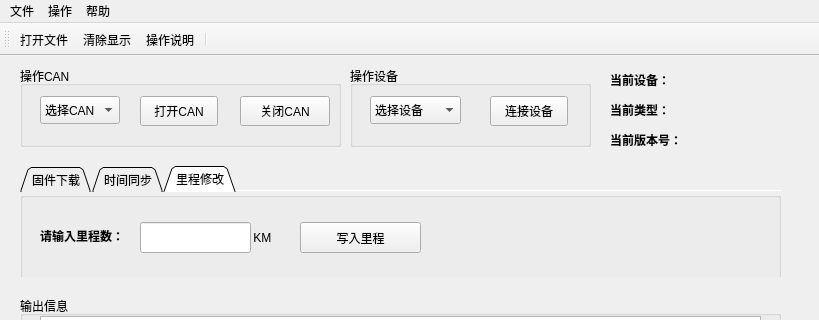
Old version of the form source/mainwindow.ui in the repository pengnianchun/S12-BT-QT; both pictures show x 0 to 819 and y 0 to 320 of the 819 by 530 pixel window.
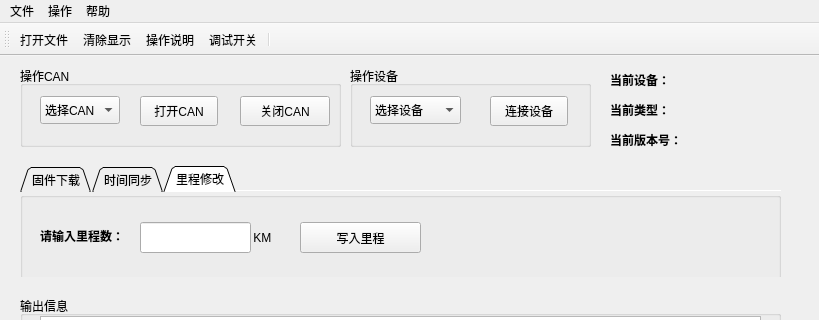
New version of the form. Icons and pictures are not drawn.

Commit message: add debug switch icon

The edit to the form file:
```diff
--- a/source/mainwindow.ui
+++ b/source/mainwindow.ui
@@ -636,6 +636,7 @@
    <addaction name="openFirmwareFileAction"/>
    <addaction name="clearDisplayAction"/>
    <addaction name="actionHelper"/>
+   <addaction name="debugModeAction"/>
    <addaction name="separator"/>
   </widget>
   <widget class="QStatusBar" name="statusBar"/>
@@ -693,6 +694,15 @@
     <string>操作说明</string>
    </property>
   </action>
+  <action name="debugModeAction">
+   <property name="icon">
+    <iconset resource="image.qrc">
+     <normaloff>:/images/unchecked.png</normaloff>:/images/unchecked.png</iconset>
+   </property>
+   <property name="text">
+    <string>调试开关</string>
+   </property>
+  </action>
  </widget>
  <layoutdefault spacing="6" margin="11"/>
  <resources>
```
The commit also changes 6 other files.
